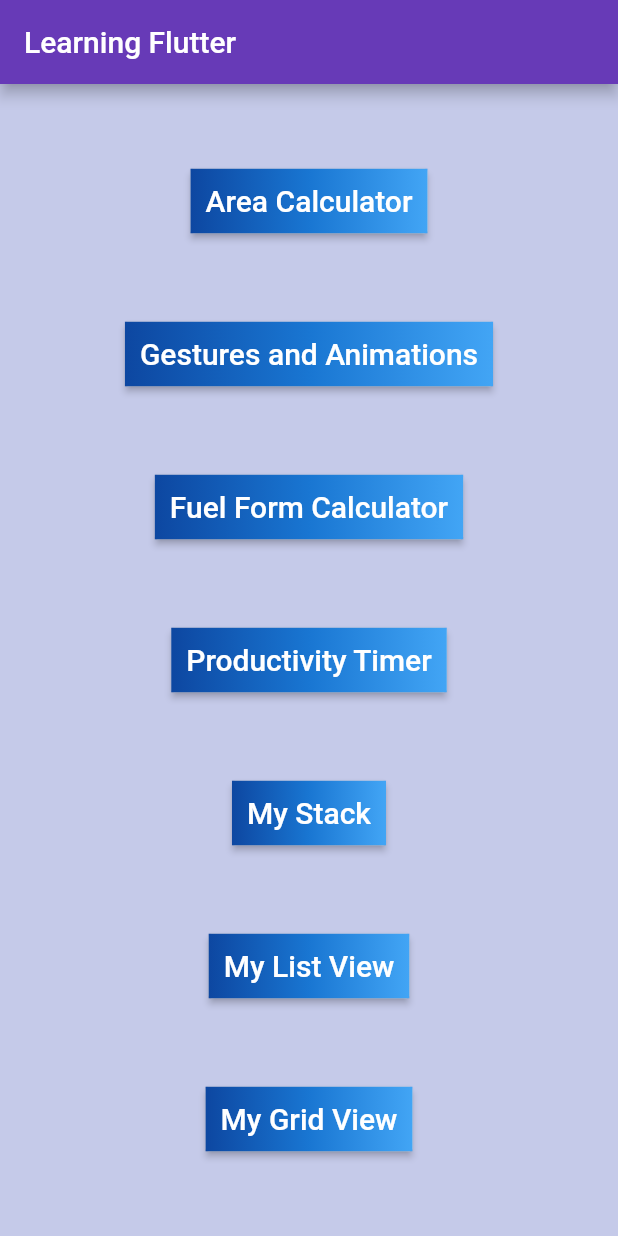
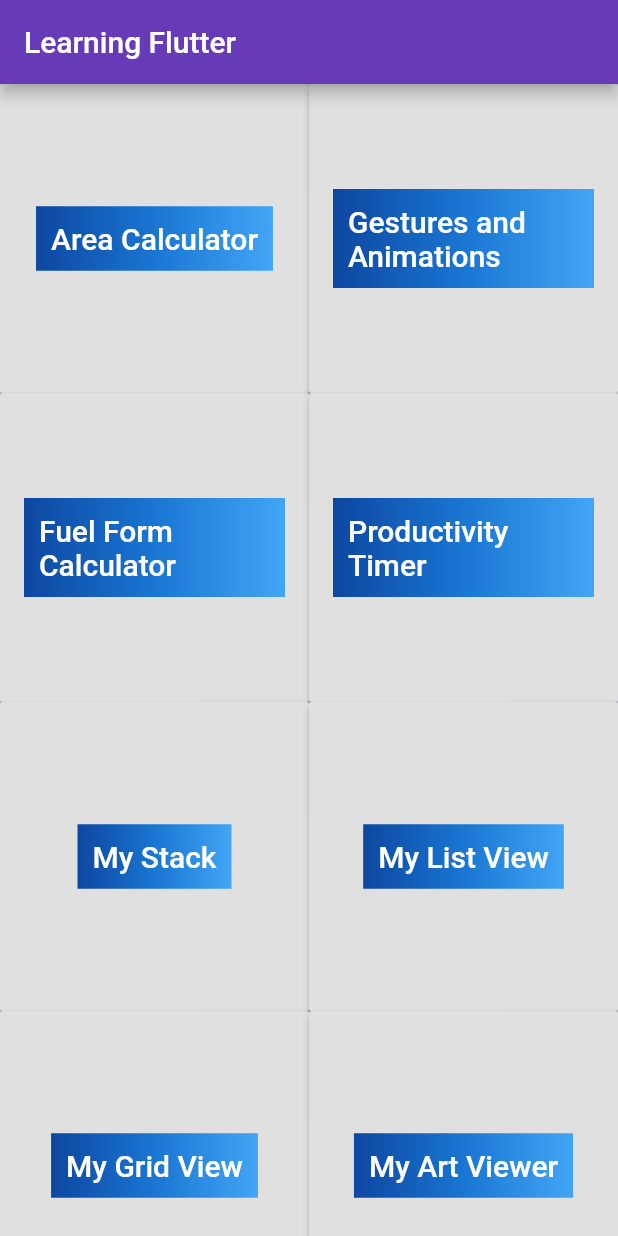
Before and after one commit to salah-yousef/flutter_first_app, a Flutter app: the screen it shows after launch, on a phone screen of 412 x 824 dp. Run offline on Flutter 3.47's test engine with Material 2 defaults, Android fonts, the phone set to English and light mode, and no system bars; our stand-ins replace assets_audio_player, percent_indicator; missing offline and left inert: screen.

Commit message:
art util

```diff
--- /dev/null
+++ b/lib/art_util.dart
@@ -0,0 +1,11 @@
+class ArtUtil {
+  static const CARAVAGGIO = "Caravaggio";
+  static const MONET = "Monet";
+  static const VANGOGH = "Van Gogh";
+  static const IMG_CARAVAGGIO = "https://bit.ly/fl_caravaggio";
+  static const IMG_MONET = "https://bit.ly/fl_monet";
+  static const IMG_VANGOGH = "https://bit.ly/fl_vangogh";
+
+  static const List<String> menuItems = [CARAVAGGIO, MONET, VANGOGH];
+  static const List<String> paths = [IMG_CARAVAGGIO, IMG_MONET, IMG_VANGOGH];
+}
--- a/lib/main.dart
+++ b/lib/main.dart
@@ -1,4 +1,5 @@
 import 'package:flutter/material.dart';
+import 'package:hello_world/art_util.dart';
 import './screens/area_calculator.dart';
 import './screens/gestures_animations.dart';
 import './screens/fuel_form_calculator.dart';
@@ -6,6 +7,8 @@ import './screens/productivity_timer/productivity_timer.dart';
 import './screens/stack.dart';
 import './screens/list_view.dart';
 import './screens/grid_view.dart';
+import 'art_route.dart';
+import 'art_route_tabBar.dart';
 
 void main() => runApp(MyApp());
 
@@ -38,9 +41,9 @@ class Home extends StatelessWidget {
     return Container(
       width: sizeX,
       height: sizeY,
-      child: Column(
-        mainAxisAlignment: MainAxisAlignment.spaceEvenly,
-        crossAxisAlignment: CrossAxisAlignment.center,
+      child: GridView.count(
+        scrollDirection: Axis.vertical,
+        crossAxisCount: 2,
         children: <Widget>[
           RaisedButton(
             onPressed: () {
@@ -50,7 +53,6 @@ class Home extends StatelessWidget {
               );
             },
             textColor: Colors.white,
-            padding: const EdgeInsets.all(0.0),
             child: Container(
               decoration: const BoxDecoration(
                 gradient: LinearGradient(
@@ -75,7 +77,6 @@ class Home extends StatelessWidget {
               );
             },
             textColor: Colors.white,
-            padding: const EdgeInsets.all(0.0),
             child: Container(
               decoration: const BoxDecoration(
                 gradient: LinearGradient(
@@ -101,7 +102,6 @@ class Home extends StatelessWidget {
               );
             },
             textColor: Colors.white,
-            padding: const EdgeInsets.all(0.0),
             child: Container(
               decoration: const BoxDecoration(
                 gradient: LinearGradient(
@@ -125,7 +125,6 @@ class Home extends StatelessWidget {
               );
             },
             textColor: Colors.white,
-            padding: const EdgeInsets.all(0.0),
             child: Container(
               decoration: const BoxDecoration(
                 gradient: LinearGradient(
@@ -149,7 +148,6 @@ class Home extends StatelessWidget {
               );
             },
             textColor: Colors.white,
-            padding: const EdgeInsets.all(0.0),
             child: Container(
               decoration: const BoxDecoration(
                 gradient: LinearGradient(
@@ -172,7 +170,6 @@ class Home extends StatelessWidget {
               );
             },
             textColor: Colors.white,
-            padding: const EdgeInsets.all(0.0),
             child: Container(
               decoration: const BoxDecoration(
                 gradient: LinearGradient(
@@ -195,7 +192,6 @@ class Home extends StatelessWidget {
               );
             },
             textColor: Colors.white,
-            padding: const EdgeInsets.all(0.0),
             child: Container(
               decoration: const BoxDecoration(
                 gradient: LinearGradient(
@@ -210,6 +206,53 @@ class Home extends StatelessWidget {
               child: const Text('My Grid View', style: TextStyle(fontSize: 20)),
             ),
           ),
+          RaisedButton(
+            onPressed: () {
+              Navigator.push(
+                context,
+                MaterialPageRoute(
+                    builder: (context) => ArtRoute(art: ArtUtil.IMG_VANGOGH)),
+              );
+            },
+            textColor: Colors.white,
+            child: Container(
+              decoration: const BoxDecoration(
+                gradient: LinearGradient(
+                  colors: <Color>[
+                    Color(0xFF0D47A1),
+                    Color(0xFF1976D2),
+                    Color(0xFF42A5F5),
+                  ],
+                ),
+              ),
+              padding: const EdgeInsets.all(10.0),
+              child:
+                  const Text('My Art Viewer', style: TextStyle(fontSize: 20)),
+            ),
+          ),
+          RaisedButton(
+            onPressed: () {
+              Navigator.push(
+                context,
+                MaterialPageRoute(builder: (context) => ArtRouteTabBar()),
+              );
+            },
+            textColor: Colors.white,
+            child: Container(
+              decoration: const BoxDecoration(
+                gradient: LinearGradient(
+                  colors: <Color>[
+                    Color(0xFF0D47A1),
+                    Color(0xFF1976D2),
+                    Color(0xFF42A5F5),
+                  ],
+                ),
+              ),
+              padding: const EdgeInsets.all(10.0),
+              child:
+                  const Text('My Art Tab Bar', style: TextStyle(fontSize: 20)),
+            ),
+          ),
         ],
       ),
     );
```
Also changed, not shown: lib/art_route.dart (added, +109 -0 lines), lib/art_route_tabBar.dart (added, +61 -0 lines).
